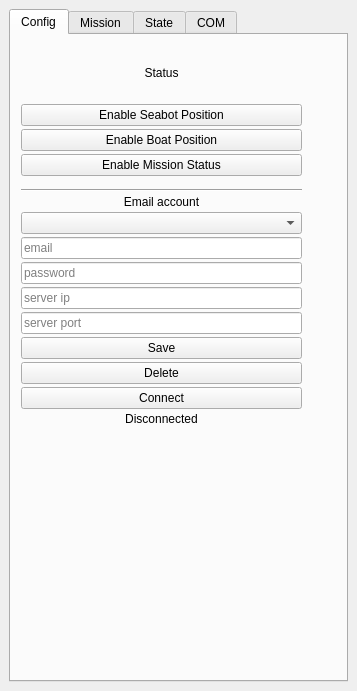
Qt form tools/qgis/seabot/seabot_dockwidget_base.ui (ThomasLeMezo/seabot) before a commit.
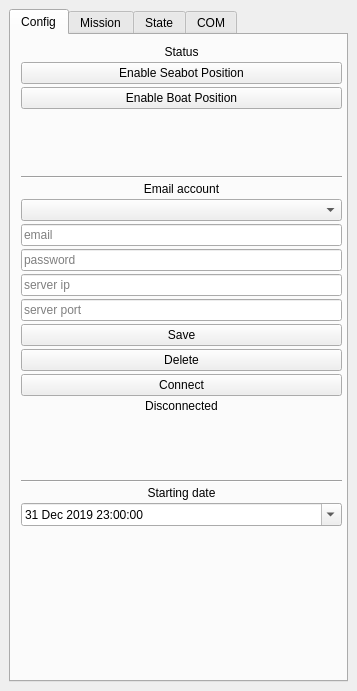
The same form after that commit. The open tabs and pages were chosen to show the change.

The edit to the form file:
```diff
--- a/tools/qgis/seabot/seabot_dockwidget_base.ui
+++ b/tools/qgis/seabot/seabot_dockwidget_base.ui
@@ -98,11 +98,11 @@
          <rect>
           <x>10</x>
           <y>10</y>
-          <width>281</width>
-          <height>381</height>
+          <width>321</width>
+          <height>481</height>
          </rect>
         </property>
-        <layout class="QVBoxLayout" name="verticalLayout_2" stretch="1,0,1,0,0,0,0,0,0,0,0,0,0,0,0,0">
+        <layout class="QVBoxLayout" name="verticalLayout_2" stretch="1,0,1,0,0,0,0,0,0,0,0,0,0,0,0,0,0,0,0">
          <property name="spacing">
           <number>3</number>
          </property>
@@ -123,6 +123,12 @@
          </property>
          <item>
           <widget class="QLabel" name="label_status">
+           <property name="sizePolicy">
+            <sizepolicy hsizetype="Minimum" vsizetype="Fixed">
+             <horstretch>0</horstretch>
+             <verstretch>0</verstretch>
+            </sizepolicy>
+           </property>
            <property name="minimumSize">
             <size>
              <width>0</width>
@@ -175,22 +181,6 @@
            </property>
           </widget>
          </item>
-         <item>
-          <widget class="QPushButton" name="pushButton_mission">
-           <property name="minimumSize">
-            <size>
-             <width>100</width>
-             <height>0</height>
-            </size>
-           </property>
-           <property name="text">
-            <string>Enable Mission Status</string>
-           </property>
-           <property name="checkable">
-            <bool>true</bool>
-           </property>
-          </widget>
-         </item>
          <item>
           <spacer name="verticalSpacer">
            <property name="orientation">
@@ -325,6 +315,66 @@
            </property>
           </widget>
          </item>
+         <item>
+          <spacer name="verticalSpacer_2">
+           <property name="orientation">
+            <enum>Qt::Vertical</enum>
+           </property>
+           <property name="sizeHint" stdset="0">
+            <size>
+             <width>20</width>
+             <height>10</height>
+            </size>
+           </property>
+          </spacer>
+         </item>
+         <item>
+          <widget class="Line" name="line_2">
+           <property name="orientation">
+            <enum>Qt::Horizontal</enum>
+           </property>
+          </widget>
+         </item>
+         <item>
+          <widget class="QLabel" name="label_8">
+           <property name="text">
+            <string>Starting date</string>
+           </property>
+           <property name="alignment">
+            <set>Qt::AlignCenter</set>
+           </property>
+          </widget>
+         </item>
+         <item>
+          <widget class="QDateTimeEdit" name="dateTimeEdit">
+           <property name="dateTime">
+            <datetime>
+             <hour>23</hour>
+             <minute>0</minute>
+             <second>0</second>
+             <year>2019</year>
+             <month>12</month>
+             <day>31</day>
+            </datetime>
+           </property>
+           <property name="minimumDateTime">
+            <datetime>
+             <hour>23</hour>
+             <minute>0</minute>
+             <second>0</second>
+             <year>2014</year>
+             <month>12</month>
+             <day>31</day>
+            </datetime>
+           </property>
+           <property name="calendarPopup">
+            <bool>true</bool>
+           </property>
+           <property name="timeSpec">
+            <enum>Qt::UTC</enum>
+           </property>
+          </widget>
+         </item>
         </layout>
        </widget>
       </widget>
@@ -499,6 +549,22 @@
              </property>
             </widget>
            </item>
+           <item row="0" column="0" colspan="2">
+            <widget class="QPushButton" name="pushButton_mission">
+             <property name="minimumSize">
+              <size>
+               <width>100</width>
+               <height>0</height>
+              </size>
+             </property>
+             <property name="text">
+              <string>Enable Mission Status</string>
+             </property>
+             <property name="checkable">
+              <bool>true</bool>
+             </property>
+            </widget>
+           </item>
           </layout>
          </item>
         </layout>
```
Left out of the diff: 40 changed lines with no effect on the pictures.
